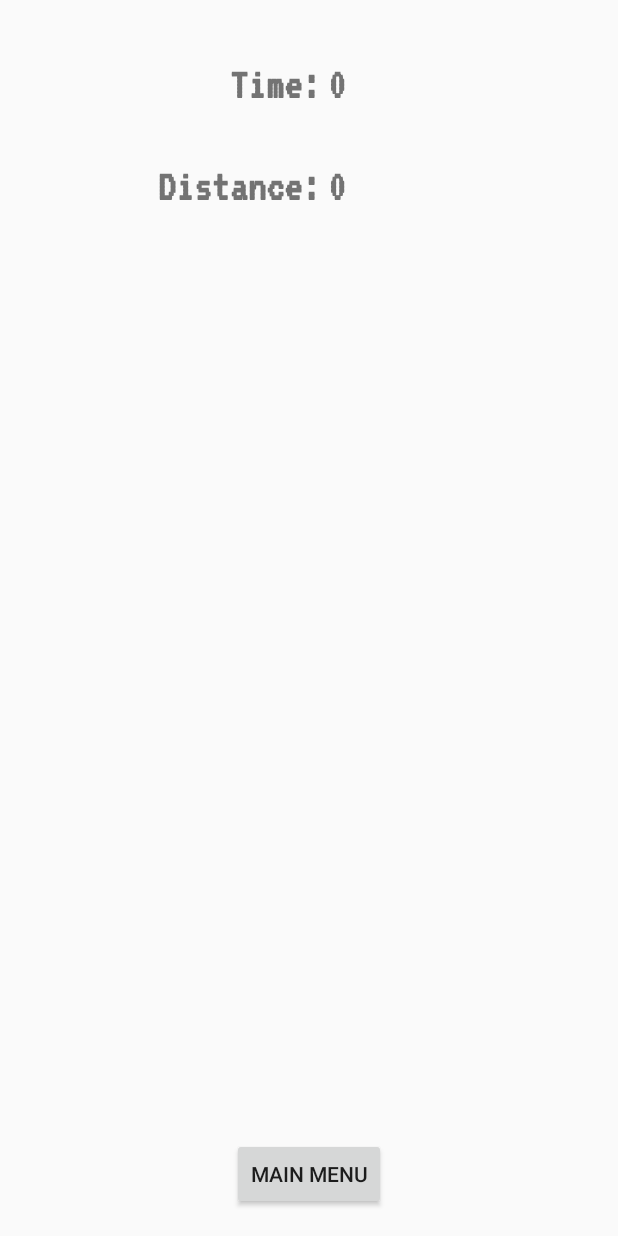
After one commit to LeBuG63/Dynamo, an Android app: the layout activity_gameover.xml on its own in the app's theme, with its tools: preview values and no code run, on a phone screen of 412 x 824 dp. The commit adds this screen. Run offline under Robolectric (Android 15) with nearby library versions, the phone set to English and light mode, and no system bars.

Commit message:
ajout d une activite de gameover, ajout de gameoverBundleData pour sauvegarder les donnees

```diff
--- a/Code/app/build.gradle
+++ b/Code/app/build.gradle
@@ -28,4 +28,5 @@ dependencies {
     testImplementation 'junit:junit:4.12'
     androidTestImplementation 'com.android.support.test:runner:1.0.2'
     androidTestImplementation 'com.android.support.test.espresso:espresso-core:3.0.2'
+    implementation 'com.android.support:gridlayout-v7:28.0.0'
 }
--- a/Code/app/src/main/AndroidManifest.xml
+++ b/Code/app/src/main/AndroidManifest.xml
@@ -9,7 +9,8 @@
         android:roundIcon="@mipmap/ic_launcher_round"
         android:supportsRtl="true"
         android:theme="@style/AppTheme">
-        <activity android:name=".Activity.GameActivity"></activity>
+        <activity android:name=".Activity.GameOverActivity"></activity>
+        <activity android:name=".Activity.GameActivity" />
         <activity android:name=".MainActivity">
             <intent-filter>
                 <action android:name="android.intent.action.MAIN" />
@@ -19,7 +20,7 @@
         </activity>
         <activity
             android:name=".Activity$SettingsActivity"
-            android:parentActivityName=".MainActivity"></activity>
+            android:parentActivityName=".MainActivity" />
     </application>
 
 </manifest>
--- a/Code/app/src/main/java/iut/ipi/runnergame/Physics/PhysicsManager.java
+++ b/Code/app/src/main/java/iut/ipi/runnergame/Physics/PhysicsManager.java
@@ -96,6 +96,10 @@ public class PhysicsManager {
 
         mulVecWithFriction(player.getPosition(), player.getImpulse(), dt);
 
+        if(player.getPosition().y > 5000) {
+            player.setDeath(true);
+        }
+
         player.setCollision(new BaseCollisionBox(Player.DEFAULT_X_POS, player.getPosition().y, playerWidth, playerHeight));
     }
 }
--- /dev/null
+++ b/Code/app/src/main/res/layout/activity_gameover.xml
@@ -0,0 +1,76 @@
+<?xml version="1.0" encoding="utf-8"?>
+<android.support.constraint.ConstraintLayout xmlns:android="http://schemas.android.com/apk/res/android"
+    xmlns:app="http://schemas.android.com/apk/res-auto"
+    xmlns:tools="http://schemas.android.com/tools"
+    android:layout_width="match_parent"
+    android:layout_height="match_parent"
+    android:orientation="vertical"
+    android:screenOrientation="landscape"
+    tools:context=".Activity.GameOverActivity">
+
+
+    <TextView
+        android:id="@+id/textView7"
+        android:layout_width="wrap_content"
+        android:layout_height="wrap_content"
+        android:layout_marginEnd="5dp"
+        android:layout_marginRight="5dp"
+        android:text="@string/time"
+        android:textSize="30sp"
+        android:textStyle="normal|bold"
+        app:fontFamily="@font/vt323"
+        app:layout_constraintBaseline_toBaselineOf="@+id/textview_gameover_time"
+        app:layout_constraintEnd_toStartOf="@+id/textview_gameover_time"
+        app:layout_constraintHorizontal_chainStyle="packed"
+        app:layout_constraintStart_toStartOf="parent" />
+
+    <TextView
+        android:id="@+id/textView9"
+        android:layout_width="wrap_content"
+        android:layout_height="wrap_content"
+        android:text="@string/distance"
+        android:textSize="30sp"
+        android:textStyle="normal|bold"
+        app:fontFamily="@font/vt323"
+        app:layout_constraintBaseline_toBaselineOf="@+id/textview_gameover_distance"
+        app:layout_constraintEnd_toEndOf="@+id/textView7" />
+
+    <TextView
+        android:id="@+id/textview_gameover_time"
+        android:layout_width="wrap_content"
+        android:layout_height="wrap_content"
+        android:layout_marginTop="34dp"
+        android:layout_marginEnd="28dp"
+        android:layout_marginRight="28dp"
+        android:text="0"
+        android:textSize="30sp"
+        android:textStyle="normal|bold"
+        app:fontFamily="@font/vt323"
+        app:layout_constraintEnd_toEndOf="parent"
+        app:layout_constraintStart_toEndOf="@+id/textView7"
+        app:layout_constraintTop_toTopOf="parent" />
+
+    <TextView
+        android:id="@+id/textview_gameover_distance"
+        android:layout_width="wrap_content"
+        android:layout_height="wrap_content"
+        android:layout_marginStart="5dp"
+        android:layout_marginLeft="5dp"
+        android:layout_marginTop="29dp"
+        android:text="0"
+        android:textSize="30sp"
+        android:textStyle="normal|bold"
+        app:fontFamily="@font/vt323"
+        app:layout_constraintStart_toEndOf="@+id/textView9"
+        app:layout_constraintTop_toBottomOf="@+id/textview_gameover_time" />
+
+    <Button
+        android:id="@+id/button_gameover_mainmenu"
+        android:layout_width="wrap_content"
+        android:layout_height="wrap_content"
+        android:layout_marginBottom="17dp"
+        android:text="@string/mainMenu"
+        app:layout_constraintBottom_toBottomOf="parent"
+        app:layout_constraintEnd_toEndOf="parent"
+        app:layout_constraintStart_toStartOf="parent" />
+</android.support.constraint.ConstraintLayout>
--- a/Code/app/src/main/res/values/strings.xml
+++ b/Code/app/src/main/res/values/strings.xml
@@ -4,4 +4,7 @@
     <string name="main_button_exit_text">Exit</string>
     <string name="main_button_options_text">Options</string>
     <string name="title_activity_settings">Settings</string>
+    <string name="time">Time:</string>
+    <string name="distance">Distance:</string>
+    <string name="mainMenu">Main menu</string>
 </resources>
```
Also changed, not shown: Code/app/src/main/java/iut/ipi/runnergame/Activity/GameActivity.java (+21 -1 lines), Code/app/src/main/java/iut/ipi/runnergame/Activity/GameOverActivity.java (added, +40 -0 lines), Code/app/src/main/java/iut/ipi/runnergame/Entity/Player/Player.java (+9 -0 lines), Code/app/src/main/java/iut/ipi/runnergame/Game/GameManager.java (+9 -5 lines), Code/app/src/main/java/iut/ipi/runnergame/Game/GameOverDataBundle.java (added, +50 -0 lines).
